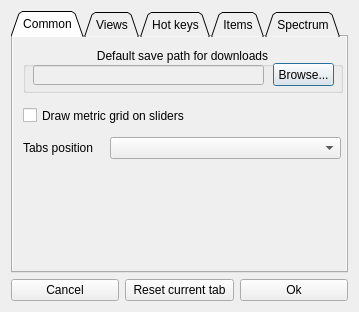
Old version of the form dialogs/settings_dialog.ui in the repository jeyboy/playo3.
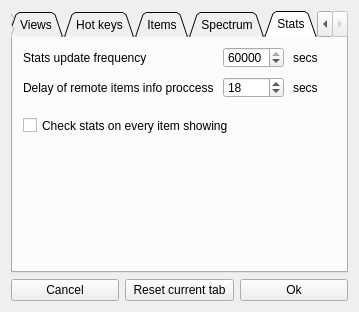
New version of the form. The open tabs and pages were chosen to show the change.

Commit message: settings for library

The edit to the form file:
```diff
--- a/dialogs/settings_dialog.ui
+++ b/dialogs/settings_dialog.ui
@@ -1107,6 +1107,114 @@
        </item>
       </layout>
      </widget>
+     <widget class="QWidget" name="tab">
+      <attribute name="title">
+       <string>Stats</string>
+      </attribute>
+      <widget class="QSpinBox" name="libSaveFreq">
+       <property name="geometry">
+        <rect>
+         <x>210</x>
+         <y>10</y>
+         <width>61</width>
+         <height>21</height>
+        </rect>
+       </property>
+       <property name="minimum">
+        <number>1</number>
+       </property>
+       <property name="maximum">
+        <number>60000</number>
+       </property>
+       <property name="value">
+        <number>60000</number>
+       </property>
+      </widget>
+      <widget class="QLabel" name="label_25">
+       <property name="geometry">
+        <rect>
+         <x>10</x>
+         <y>10</y>
+         <width>141</width>
+         <height>21</height>
+        </rect>
+       </property>
+       <property name="text">
+        <string>Stats update frequency</string>
+       </property>
+      </widget>
+      <widget class="QLabel" name="label_26">
+       <property name="geometry">
+        <rect>
+         <x>280</x>
+         <y>10</y>
+         <width>41</width>
+         <height>21</height>
+        </rect>
+       </property>
+       <property name="text">
+        <string>secs</string>
+       </property>
+      </widget>
+      <widget class="QSpinBox" name="remoteItemProcDelay">
+       <property name="geometry">
+        <rect>
+         <x>210</x>
+         <y>40</y>
+         <width>61</width>
+         <height>21</height>
+        </rect>
+       </property>
+       <property name="minimum">
+        <number>1</number>
+       </property>
+       <property name="maximum">
+        <number>60000</number>
+       </property>
+       <property name="value">
+        <number>18</number>
+       </property>
+      </widget>
+      <widget class="QLabel" name="label_27">
+       <property name="geometry">
+        <rect>
+         <x>10</x>
+         <y>40</y>
+         <width>191</width>
+         <height>21</height>
+        </rect>
+       </property>
+       <property name="text">
+        <string>Delay of remote items info proccessing</string>
+       </property>
+      </widget>
+      <widget class="QLabel" name="label_28">
+       <property name="geometry">
+        <rect>
+         <x>280</x>
+         <y>40</y>
+         <width>41</width>
+         <height>21</height>
+        </rect>
+       </property>
+       <property name="text">
+        <string>secs</string>
+       </property>
+      </widget>
+      <widget class="QCheckBox" name="interactiveStats">
+       <property name="geometry">
+        <rect>
+         <x>10</x>
+         <y>80</y>
+         <width>291</width>
+         <height>17</height>
+        </rect>
+       </property>
+       <property name="text">
+        <string>Check stats on every item showing</string>
+       </property>
+      </widget>
+     </widget>
     </widget>
    </item>
    <item row="1" column="0">
```
The commit also changes 9 other files.
